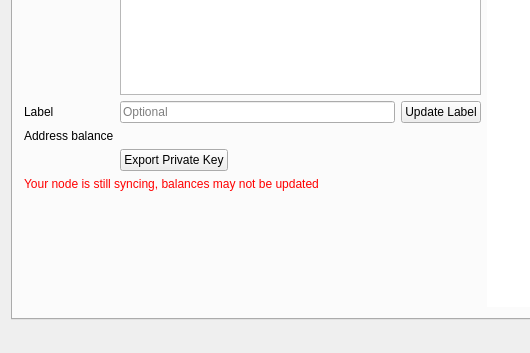
Above: src/mainwindow.ui from ycashfoundation/yecwallet before the change; both pictures show x 0 to 530 and y 263 to 616 of the 968 by 616 pixel window. Below: the same form after it.
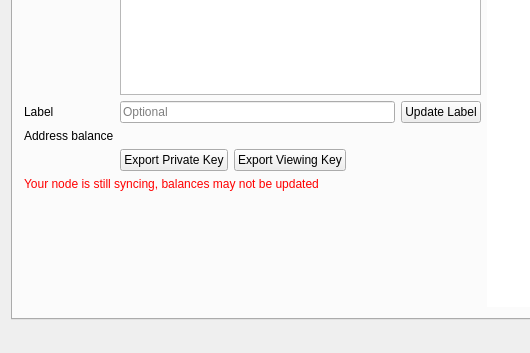
That is the form after the change. Icons and pictures are not drawn. Custom widgets are drawn as their Qt base class.

Commit message: Add viewkey import and export

```diff
--- a/src/mainwindow.ui
+++ b/src/mainwindow.ui
@@ -812,6 +812,13 @@
                     </property>
                    </widget>
                   </item>
+                  <item>
+                   <widget class="QPushButton" name="exportViewKey">
+                    <property name="text">
+                     <string>Export Viewing Key</string>
+                    </property>
+                   </widget>
+                  </item>
                   <item>
                    <spacer name="horizontalSpacer_5">
                     <property name="orientation">
```
Left out of the diff: 6 changed lines with no effect on the pictures. The commit also changes 4 other files.
